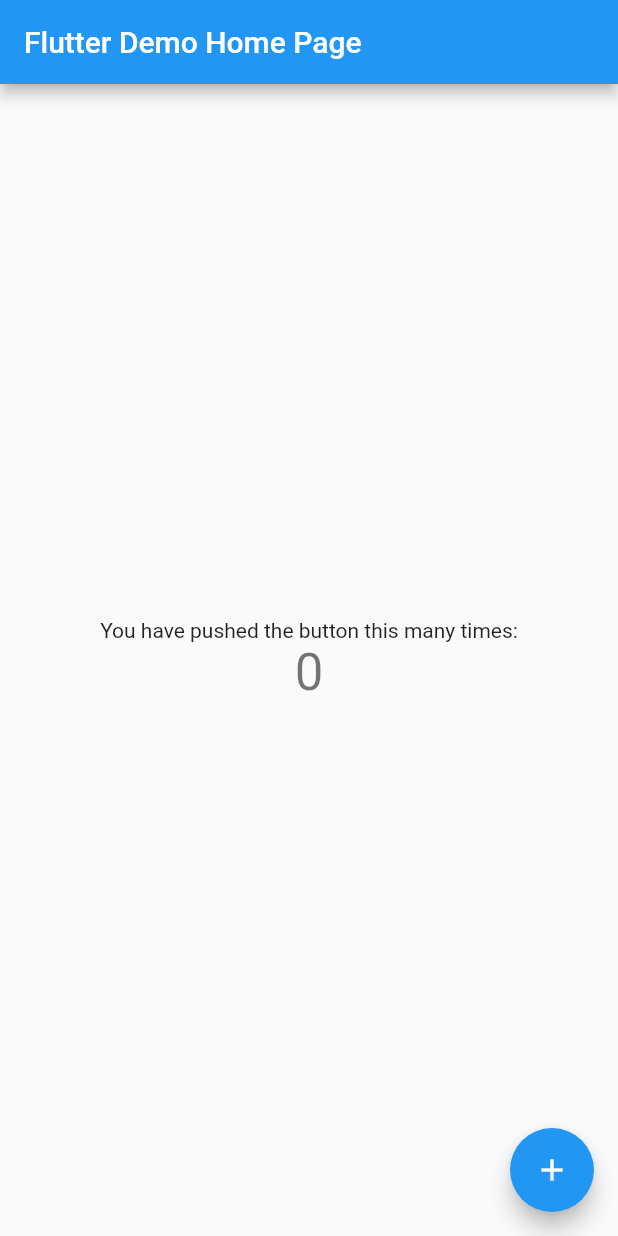
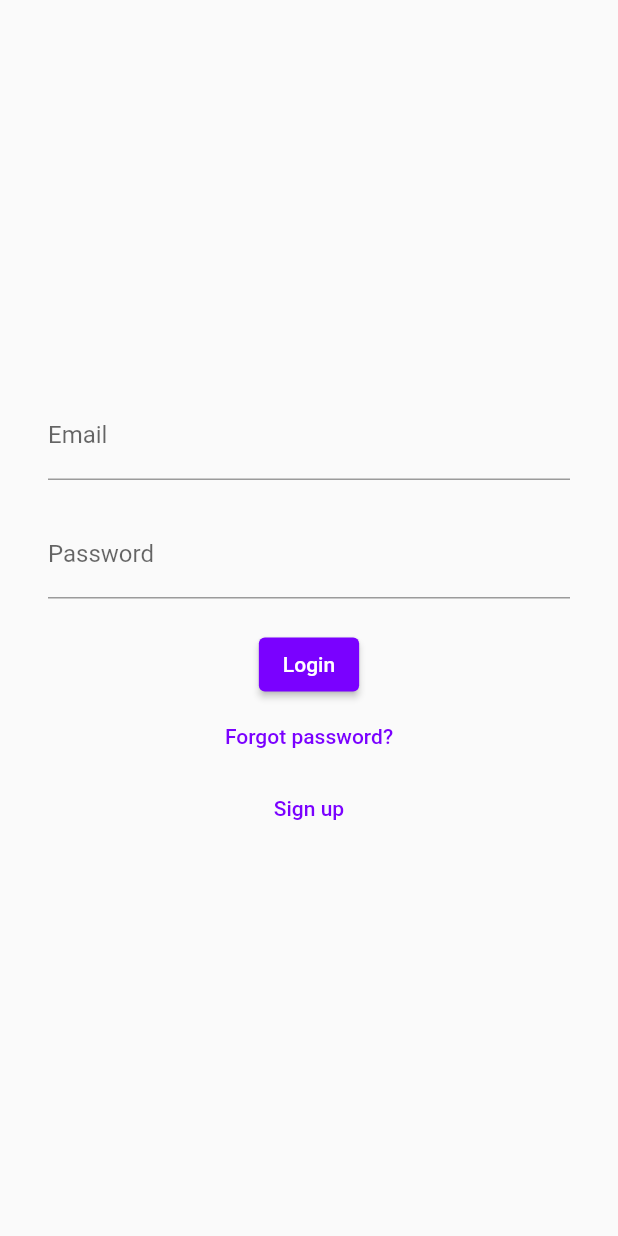
Before and after one commit to Arya-Nandakumar/AnnaHasta, a Flutter app: the screen it shows after launch, on a phone screen of 412 x 824 dp. Run offline on Flutter 3.47's test engine with Material 2 defaults, Android fonts, the light colour scheme and no system bars.

Commit message:
Login and Signup Pages

```diff
--- /dev/null
+++ b/lib/Functions/colorhex.dart
@@ -0,0 +1,22 @@
+
+import 'package:flutter/material.dart';
+
+MaterialColor buildMaterialColor(Color color) {
+  List strengths = <double>[.05];
+  Map<int, Color> swatch = {};
+  final int r = color.red, g = color.green, b = color.blue;
+
+  for (int i = 1; i < 10; i++) {
+    strengths.add(0.1 * i);
+  }
+  strengths.forEach((strength) {
+    final double ds = 0.5 - strength;
+    swatch[(strength * 1000).round()] = Color.fromRGBO(
+      r + ((ds < 0 ? r : (255 - r)) * ds).round(),
+      g + ((ds < 0 ? g : (255 - g)) * ds).round(),
+      b + ((ds < 0 ? b : (255 - b)) * ds).round(),
+      1,
+    );
+  });
+  return MaterialColor(color.value, swatch);
+}
--- a/lib/login.dart
+++ b/lib/login.dart
@@ -0,0 +1,87 @@
+import 'package:annahasta/signup.dart';
+import 'package:flutter/material.dart';
+
+class LoginPage extends StatefulWidget {
+  @override
+  _LoginPageState createState() => _LoginPageState();
+}
+
+class _LoginPageState extends State<LoginPage> {
+  final _formKey = GlobalKey<FormState>();
+  late String _email;
+  late String _password;
+
+  @override
+  Widget build(BuildContext context) {
+    return Scaffold(
+      body: Center(
+        child: Form(
+          key: _formKey,
+          child: Padding(
+          padding: const EdgeInsets.all(32.0),
+          child: Column(
+            mainAxisAlignment: MainAxisAlignment.center,
+            children: <Widget>[
+              TextFormField(
+                validator: (value) {
+                  if (value!.isEmpty) {
+                    return 'Please enter your email';
+                  }
+                  return null;
+                },
+                onSaved: (value) => _email = value!,
+                decoration: InputDecoration(
+                  labelText: 'Email',
+                ),
+              ),
+              SizedBox(height: 20.0),
+              TextFormField(
+                obscureText: true,
+                validator: (value) {
+                  if (value!.isEmpty) {
+                    return 'Please enter your password';
+                  }
+                  return null;
+                },
+                onSaved: (value) => _password = value!,
+                decoration: InputDecoration(
+                  labelText: 'Password',
+                ),
+              ),
+              SizedBox(height: 20.0),
+              ElevatedButton(
+                onPressed: () {
+                  if (_formKey.currentState!.validate()) {
+                    _formKey.currentState!.save();
+
+                  }
+                },
+                child: Text('Login'),
+              ),
+              TextButton(
+                onPressed: () {
+
+                },
+                child: Text('Forgot password?'),
+              ),
+              TextButton(
+                onPressed: () {
+                  Navigator.pushReplacement(
+              context,
+              PageRouteBuilder(
+                pageBuilder: (context, animation1, animation2) => SignUpPage(),
+                transitionDuration: Duration.zero,
+                reverseTransitionDuration: Duration.zero,
+              ),
+            );
+                },
+                child: Text('Sign up'),
+              ),
+            ],
+          ),
+        ),
+      ),
+    ),
+    );
+  }
+}
--- a/lib/main.dart
+++ b/lib/main.dart
@@ -1,4 +1,6 @@
+import 'package:annahasta/login.dart';
 import 'package:flutter/material.dart';
+import 'package:annahasta/Functions/colorhex.dart';
 
 void main() {
   runApp(const MyApp());
@@ -11,105 +13,12 @@
   @override
   Widget build(BuildContext context) {
     return MaterialApp(
-      title: 'Flutter Demo',
+      title: 'Login',
       theme: ThemeData(
-        // This is the theme of your application.
-        //
-        // Try running your application with "flutter run". You'll see the
-        // application has a blue toolbar. Then, without quitting the app, try
-        // changing the primarySwatch below to Colors.green and then invoke
-        // "hot reload" (press "r" in the console where you ran "flutter run",
-        // or simply save your changes to "hot reload" in a Flutter IDE).
-        // Notice that the counter didn't reset back to zero; the application
-        // is not restarted.
-        primarySwatch: Colors.blue,
+
+        primarySwatch: buildMaterialColor(Color(0xFF7A01FF)),
       ),
-      home: const MyHomePage(title: 'Flutter Demo Home Page'),
+      home: LoginPage(),
     );
   }
 }
-
-class MyHomePage extends StatefulWidget {
-  const MyHomePage({Key? key, required this.title}) : super(key: key);
-
-  // This widget is the home page of your application. It is stateful, meaning
-  // that it has a State object (defined below) that contains fields that affect
-  // how it looks.
-
-  // This class is the configuration for the state. It holds the values (in this
-  // case the title) provided by the parent (in this case the App widget) and
-  // used by the build method of the State. Fields in a Widget subclass are
-  // always marked "final".
-
-  final String title;
-
-  @override
-  State<MyHomePage> createState() => _MyHomePageState();
-}
-
-class _MyHomePageState extends State<MyHomePage> {
-  int _counter = 0;
-
-  void _incrementCounter() {
-    setState(() {
-      // This call to setState tells the Flutter framework that something has
-      // changed in this State, which causes it to rerun the build method below
-      // so that the display can reflect the updated values. If we changed
-      // _counter without calling setState(), then the build method would not be
-      // called again, and so nothing would appear to happen.
-      _counter++;
-    });
-  }
-
-  @override
-  Widget build(BuildContext context) {
-    // This method is rerun every time setState is called, for instance as done
-    // by the _incrementCounter method above.
-    //
-    // The Flutter framework has been optimized to make rerunning build methods
-    // fast, so that you can just rebuild anything that needs updating rather
-    // than having to individually change instances of widgets.
-    return Scaffold(
-      appBar: AppBar(
-        // Here we take the value from the MyHomePage object that was created by
-        // the App.build method, and use it to set our appbar title.
-        title: Text(widget.title),
-      ),
-      body: Center(
-        // Center is a layout widget. It takes a single child and positions it
-        // in the middle of the parent.
-        child: Column(
-          // Column is also a layout widget. It takes a list of children and
-          // arranges them vertically. By default, it sizes itself to fit its
-          // children horizontally, and tries to be as tall as its parent.
-          //
-          // Invoke "debug painting" (press "p" in the console, choose the
-          // "Toggle Debug Paint" action from the Flutter Inspector in Android
-          // Studio, or the "Toggle Debug Paint" command in Visual Studio Code)
-          // to see the wireframe for each widget.
-          //
-          // Column has various properties to control how it sizes itself and
-          // how it positions its children. Here we use mainAxisAlignment to
-          // center the children vertically; the main axis here is the vertical
-          // axis because Columns are vertical (the cross axis would be
-          // horizontal).
-          mainAxisAlignment: MainAxisAlignment.center,
-          children: <Widget>[
-            const Text(
-              'You have pushed the button this many times:',
-            ),
-            Text(
-              '$_counter',
-              style: Theme.of(context).textTheme.headline4,
-            ),
-          ],
-        ),
-      ),
-      floatingActionButton: FloatingActionButton(
-        onPressed: _incrementCounter,
-        tooltip: 'Increment',
-        child: const Icon(Icons.add),
-      ), // This trailing comma makes auto-formatting nicer for build methods.
-    );
-  }
-}
```
Also changed, not shown: lib/signup.dart (+100 -0 lines).
